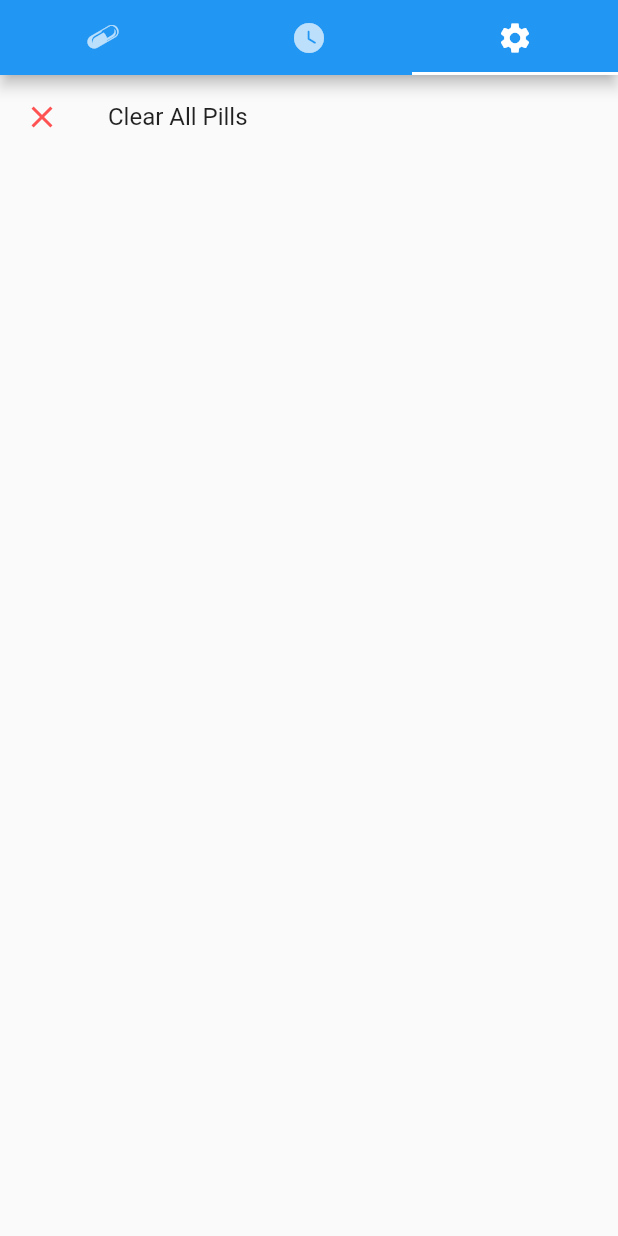
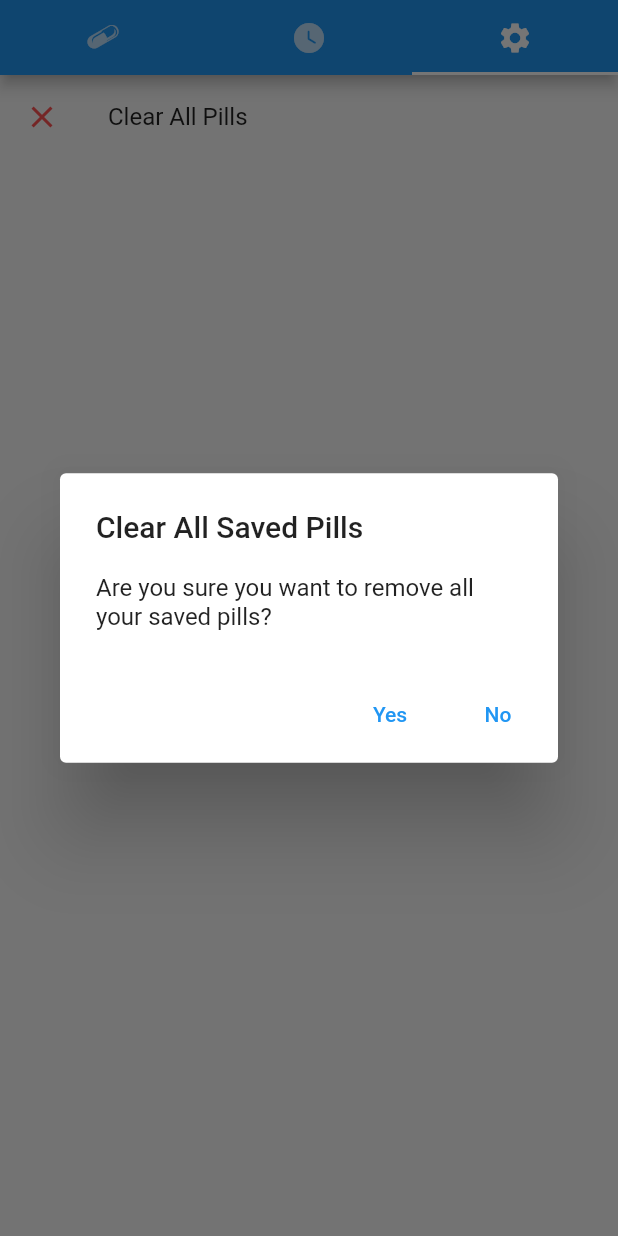
Before and after one commit to TomerPacific/Pill, a Flutter app: the screen it shows after launch, tab 3 chosen, after a tap on "Clear All Pills", on a phone screen of 412 x 824 dp. Run offline on Flutter 3.47's test engine with Material 2 defaults, Android fonts, the phone set to English and light mode, and no system bars; our stand-ins replace flutter_bloc, shared_preferences.

Commit message:
Pill adding alert dialog when user clicks on clearing all pills

```diff
--- a/lib/page/settings_page.dart
+++ b/lib/page/settings_page.dart
@@ -16,7 +16,30 @@ class SettingsPage extends StatelessWidget {
                           Icons.clear,
                           color: Colors.redAccent),
                       onTap: () {
-                        BlocProvider.of<PillBloc>(context).add(ClearAllPills());
+                        AlertDialog alertDialog = AlertDialog(
+                          title: const Text("Clear All Saved Pills"),
+                          content: const Text("Are you sure you want to remove all your saved pills?"),
+                          actions: [
+                            TextButton(
+                                onPressed: () {
+                                  BlocProvider.of<PillBloc>(context).add(ClearAllPills());
+                                  Navigator.pop(context);
+                                },
+                                child: const Text("Yes")
+                            ),
+                            TextButton(
+                                onPressed: () {
+                                  Navigator.pop(context);
+                                },
+                                child: const Text("No")
+                            ),
+                          ],
+                        );
+                        showDialog(
+                            context: context,
+                            builder: (BuildContext context) {
+                            return alertDialog;
+                        });
                       }
                   ),
                 ]
```
